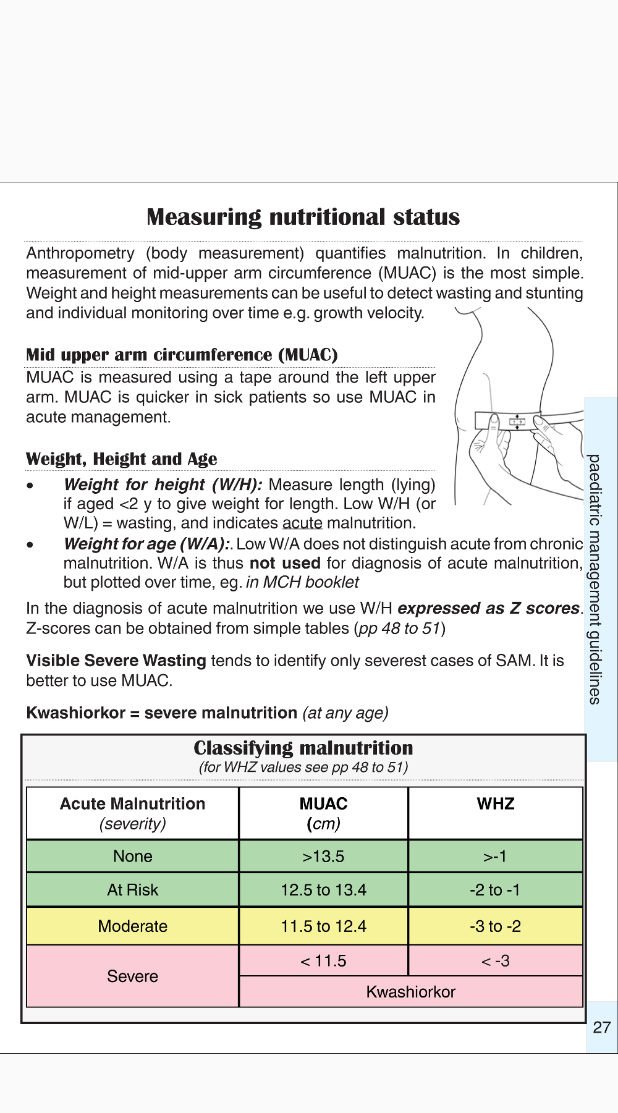
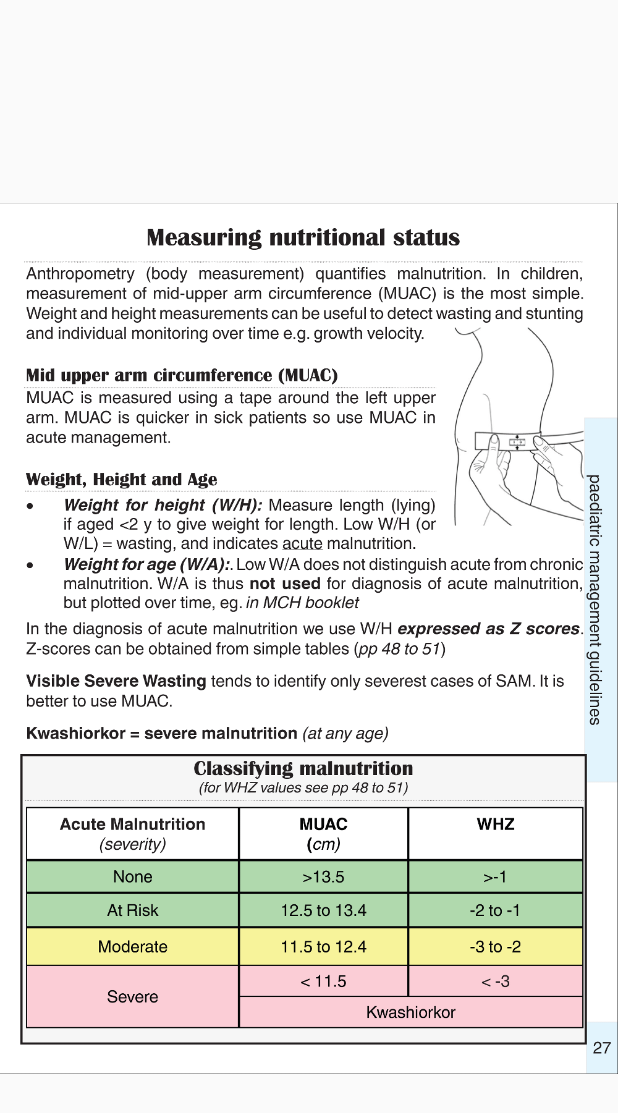
Before and after one commit to ETS-Android4/Paediatric-Protocols, an Android app: the Anthropometry screen opened directly, with no data from a screen before it, on a phone screen of 412 x 824 dp. Shown: the top 1113 px of the screen. Run offline under Robolectric (Android 15) with nearby library versions, the phone set to English and light mode, and no system bars; libraries missing offline, so code that uses them is left out: uk.co.senab; 1 statement that could not run was skipped.

Commit message:
Anthropometry slide activity

```diff
--- /dev/null
+++ b/app/src/main/java/com/mwongera/paediatric_protocols/fragment/AnthropometrySlideActivity.java
@@ -0,0 +1,11 @@
+package com.mwongera.paediatric_protocols.fragment;
+
+import android.support.v4.app.FragmentActivity;
+
+/**
+ * Created by mwongera on 3/21/17.
+ */
+
+public class AnthropometrySlideActivity extends FragmentActivity {
+
+}
--- a/app/src/main/res/layout/activity_anthropometry.xml
+++ b/app/src/main/res/layout/activity_anthropometry.xml
@@ -9,11 +9,11 @@
         android:id="@+id/imageView1"
         android:layout_width="wrap_content"
         android:layout_height="wrap_content"
-        android:layout_alignParentBottom="true"
+        android:src="@drawable/anthropometry"
+        android:layout_alignParentTop="true"
         android:layout_alignParentLeft="true"
-        android:layout_alignParentRight="true"
-        android:layout_alignParentTop="true"
-        android:src="@drawable/anthropometry" />
+        android:layout_alignParentStart="true"
+        android:layout_marginTop="27dp" />
 
     <!--     <TextView -->
     <!--         android:id="@+id/textView1" -->
```
